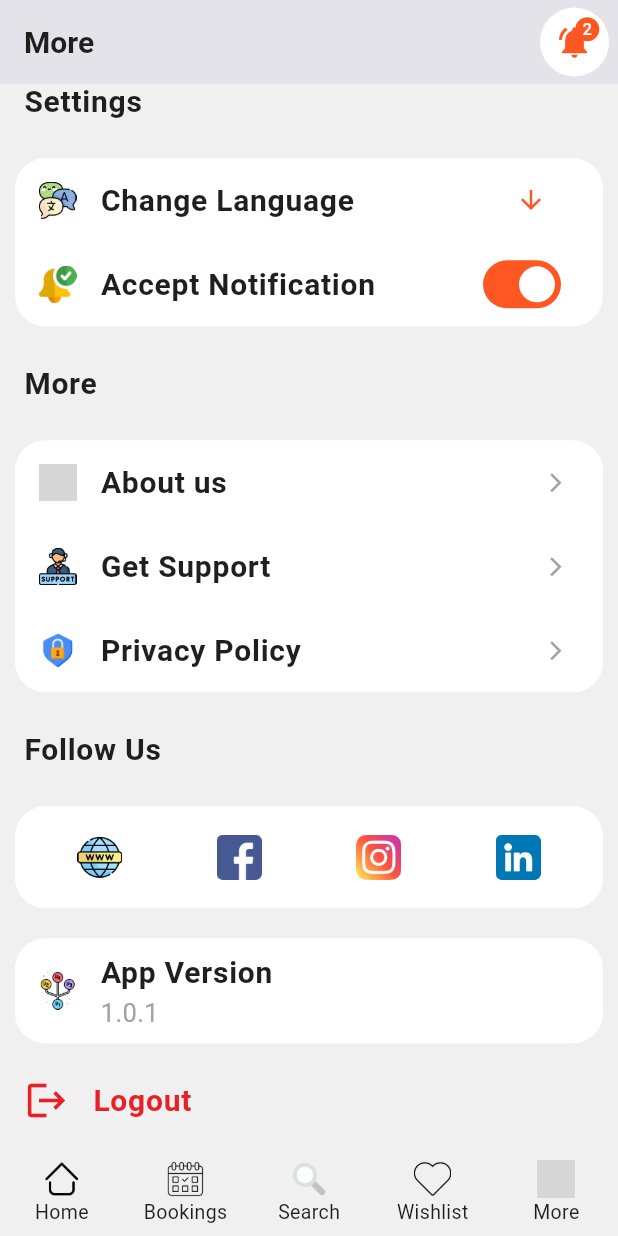
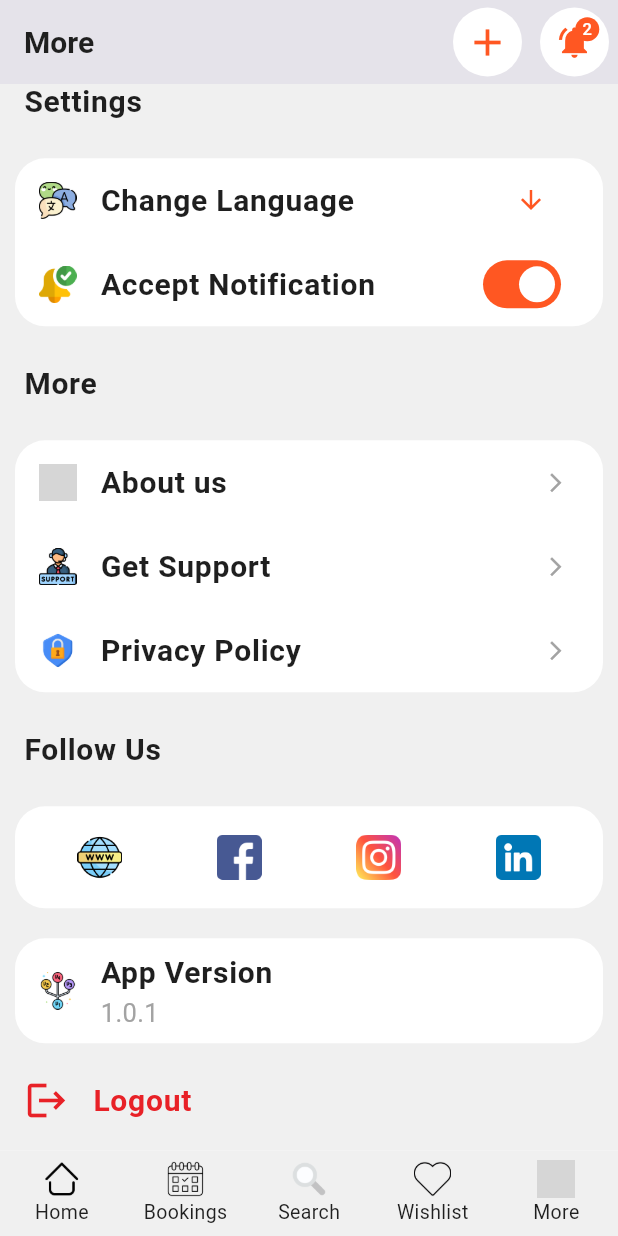
Before and after one commit to BaselAllam/bestemapp, a Flutter app: the screen it shows after launch, item 5 of the bottom bar chosen, scrolled down 444 dp, on a phone screen of 412 x 824 dp. Run offline on Flutter 3.47's test engine with Material 3 defaults, Android fonts, the phone set to English and light mode, and no system bars; our stand-ins replace carousel_slider, flutter_bloc, package_info_plus, shared_preferences; network calls fail; grey boxes are pictures that could not be loaded.

Commit message:
addSellBtn

```diff
--- a/lib/app_settings_app/screens/bookings_screen.dart
+++ b/lib/app_settings_app/screens/bookings_screen.dart
@@ -3,6 +3,7 @@ import 'package:bestemapp/shared/shared_theme/app_colors.dart';
 import 'package:bestemapp/shared/shared_theme/app_fonts.dart';
 import 'package:bestemapp/shared/shared_widgets/booking_widget.dart';
 import 'package:bestemapp/shared/shared_widgets/notification_btn.dart';
+import 'package:bestemapp/shared/shared_widgets/sell_btn.dart';
 import 'package:bestemapp/shared/utils/app_lang_assets.dart';
 import 'package:flutter/material.dart';
 
@@ -32,7 +33,7 @@ class _BookingsScreenState extends State<BookingsScreen> with TickerProviderStat
         elevation: 0.0,
         backgroundColor: AppColors.ofWhiteColor,
         title: Text(selectedLang[AppLangAssets.navBarBooking]!, style: AppFonts.primaryFontBlackColor),
-        actions: [NotificationButton()],
+        actions: [SellBtn(), NotificationButton()],
         bottom: PreferredSize(
           preferredSize: Size(0, 30),
           child: TabBar(
--- a/lib/app_settings_app/screens/fav_screen.dart
+++ b/lib/app_settings_app/screens/fav_screen.dart
@@ -3,6 +3,7 @@ import 'package:bestemapp/shared/shared_theme/app_colors.dart';
 import 'package:bestemapp/shared/shared_theme/app_fonts.dart';
 import 'package:bestemapp/shared/shared_widgets/ad_widget.dart';
 import 'package:bestemapp/shared/shared_widgets/notification_btn.dart';
+import 'package:bestemapp/shared/shared_widgets/sell_btn.dart';
 import 'package:bestemapp/shared/utils/app_lang_assets.dart';
 import 'package:flutter/material.dart';
 
@@ -23,7 +24,7 @@ class _FavScreenState extends State<FavScreen> {
         elevation: 0.0,
         backgroundColor: AppColors.ofWhiteColor,
         title: Text(selectedLang[AppLangAssets.navBarWishlist]!, style: AppFonts.primaryFontBlackColor),
-        actions: [NotificationButton()],
+        actions: [SellBtn(), NotificationButton()],
       ),
       body: ListView.builder(
         itemCount: 15,
--- a/lib/app_settings_app/screens/home_screen.dart
+++ b/lib/app_settings_app/screens/home_screen.dart
@@ -6,6 +6,7 @@ import 'package:bestemapp/shared/shared_theme/app_fonts.dart';
 import 'package:bestemapp/shared/shared_widgets/ad_widget.dart';
 import 'package:bestemapp/shared/shared_widgets/booking_widget.dart';
 import 'package:bestemapp/shared/shared_widgets/notification_btn.dart';
+import 'package:bestemapp/shared/shared_widgets/sell_btn.dart';
 import 'package:bestemapp/shared/utils/app_lang_assets.dart';
 import 'package:carousel_slider/carousel_slider.dart';
 import 'package:flutter/cupertino.dart';
@@ -29,7 +30,7 @@ class _HomeScreenState extends State<HomeScreen> {
         elevation: 0.0,
         backgroundColor: AppColors.ofWhiteColor,
         title: Text('${selectedLang[AppLangAssets.homeWlcTitle]} Bassel Allam 👋', style: AppFonts.primaryFontBlackColor),
-        actions: [NotificationButton()],
+        actions: [SellBtn(), NotificationButton()],
       ),
       body: ListView(
         children: [
--- a/lib/app_settings_app/screens/more_screen.dart
+++ b/lib/app_settings_app/screens/more_screen.dart
@@ -9,6 +9,7 @@ import 'package:bestemapp/shared/shared_widgets/custom_btn.dart';
 import 'package:bestemapp/shared/shared_widgets/custom_dialog.dart';
 import 'package:bestemapp/shared/shared_widgets/custom_switchtile.dart';
 import 'package:bestemapp/shared/shared_widgets/notification_btn.dart';
+import 'package:bestemapp/shared/shared_widgets/sell_btn.dart';
 import 'package:bestemapp/shared/shared_widgets/url_launcher.dart';
 import 'package:bestemapp/shared/utils/app_assets.dart';
 import 'package:bestemapp/shared/utils/app_lang_assets.dart';
@@ -31,7 +32,7 @@ class _MoreScreenState extends State<MoreScreen> {
   final List<Map<String, dynamic>> social = [{'icon': AppAssets.webIcon, 'url': 'https://bestem.app'}, {'icon': AppAssets.facebookIcon, 'url': 'https://www.facebook.com/profile.php?id=61572279167259'}, {'icon': AppAssets.instagramIcon, 'url': 'https://www.instagram.com/bestem.app/?hl=en'}, {'icon': AppAssets.linkedinIcon, 'url': 'https://basselallam.com'}];
 
   String versionNumber = '';
-  bool isAcceptLang = true;
+  bool isAcceptNotifications = true;
 
   @override
   void initState() {
@@ -47,7 +48,7 @@ class _MoreScreenState extends State<MoreScreen> {
         elevation: 0.0,
         backgroundColor: AppColors.ofWhiteColor,
         title: Text(selectedLang[AppLangAssets.navBarMore]!, style: AppFonts.primaryFontBlackColor),
-        actions: [NotificationButton()],
+        actions: [SellBtn(), NotificationButton()],
       ),
       body: ListView(
         children: [
@@ -86,9 +87,9 @@ class _MoreScreenState extends State<MoreScreen> {
                 CustomSwitchTile(
                   title: selectedLang[AppLangAssets.acceptNotification]!,
                   leading: Image.asset(AppAssets.acceptNotificationIcon, height: 25, width: 25.0),
-                  value: isAcceptLang,
+                  value: isAcceptNotifications,
                   onChange: (v) {
-                    isAcceptLang = v;
+                    isAcceptNotifications = v;
                     setState(() {});
                   },
                 )
--- a/lib/app_settings_app/screens/splash_screen.dart
+++ b/lib/app_settings_app/screens/splash_screen.dart
@@ -1,9 +1,6 @@
-
-
-
 import 'package:bestemapp/app_settings_app/screens/bottom_nav_bar_screen.dart';
 import 'package:bestemapp/shared/shared_widgets/loading_spinner.dart';
-import 'package:bestemapp/shared/utils/app_assets.dart';
+import 'package:bestemapp/shared/shared_widgets/logo_container.dart';
 import 'package:bestemapp/shared/utils/init_data.dart';
 import 'package:flutter/material.dart';
 
@@ -44,7 +41,7 @@ class _SplashScreenState extends State<SplashScreen> {
               child: Column(
                 mainAxisSize: MainAxisSize.min,
                 children: [
-                  Image.asset(AppAssets.bestemLogo, height: 400, width: 400),
+                  LogoContainer(size: Size(300, 300)),
                   SizedBox(height: 20.0,),
                   CustomLoadingSpinner(),
                 ],
--- /dev/null
+++ b/lib/shared/shared_widgets/sell_btn.dart
@@ -0,0 +1,31 @@
+import 'package:bestemapp/shared/shared_theme/app_colors.dart';
+import 'package:flutter/material.dart';
+
+
+class SellBtn extends StatefulWidget {
+  const SellBtn({super.key});
+
+  @override
+  State<SellBtn> createState() => _SellBtnState();
+}
+
+class _SellBtnState extends State<SellBtn> {
+  @override
+  Widget build(BuildContext context) {
+    return Container(
+      margin: EdgeInsets.all(5.0),
+      decoration: BoxDecoration(
+        shape: BoxShape.circle,
+        color: AppColors.whiteColor
+      ),
+      child: IconButton(
+        icon: const Icon(Icons.add),
+        color: AppColors.primaryColor,
+        iconSize: 30.0,
+        onPressed: () {
+          // Navigator.push(context, MaterialPageRoute(builder: (_) => AddAdScreen()));
+        },
+      ),
+    );
+  }
+}
```
